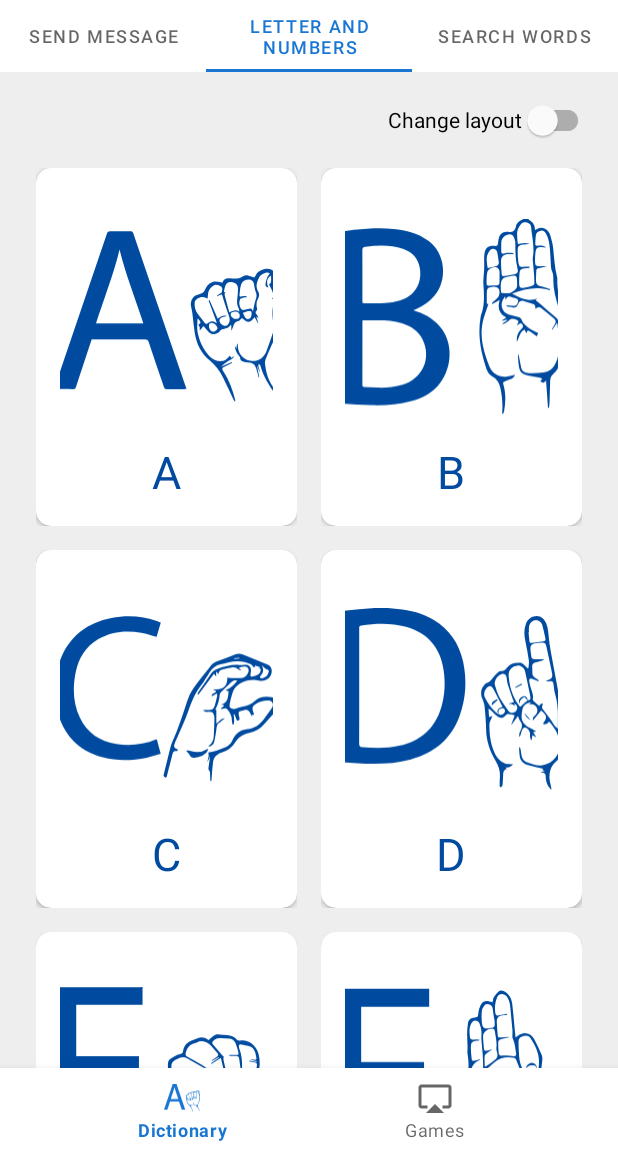
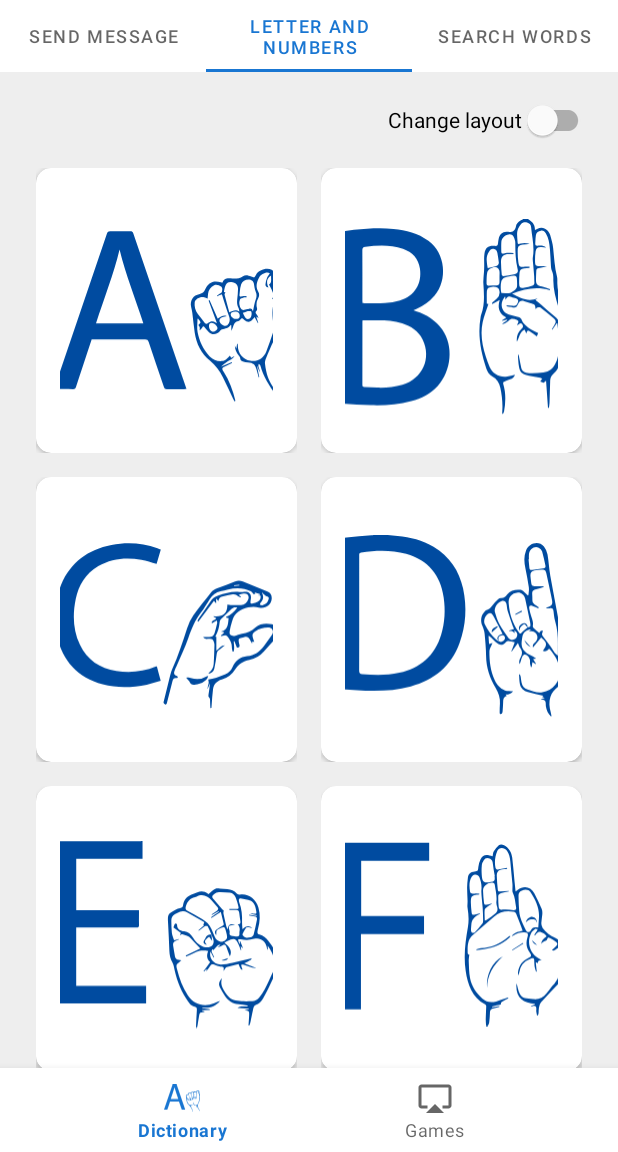
Before and after one commit to reynaldoGT/ASL.app, an Android app built with Jetpack Compose: the screen it shows after launch (MainActivity), tab 2 chosen, on a phone screen of 412 x 824 dp, the part 84-1236 px from its top. Run offline under Robolectric (Android 15) with nearby library versions, the phone set to English and light mode, and no system bars; our stand-ins replace AdMob, Room's generated code; libraries missing offline, so code that uses them is left out: com.orhanobut.logger; pictures from the network do not load; 4 statements that could not run were skipped.

Commit message:
so many changes to improve the app  :D

```diff
--- a/app/src/main/java/com/neo/signLanguage/adapters/AdapterLetters.kt
+++ b/app/src/main/java/com/neo/signLanguage/adapters/AdapterLetters.kt
@@ -64,7 +64,7 @@ class AdapterLetters(
 
     init {
       image = binding.imageTemplateView
-            name = binding.textViewTemplateView
+
       if (sharedPrefs.getColor() != 0) {
         binding.imageTemplateView.setColorFilter(
           ContextCompat.getColor(
@@ -72,17 +72,11 @@ class AdapterLetters(
             sharedPrefs.getColor()
           )
         )
-
-                binding.textViewTemplateView.setTextColor(
-                    ContextCompat.getColor(
-                        context,
-                        sharedPrefs.getColor()
-                    )
-                )
       }
       this.listener = listener
       vista.setOnClickListener(this)
     }
+
     override fun onClick(v: View?) {
       this.listener?.onClick(v!!, adapterPosition)
     }
--- a/app/src/main/java/com/neo/signLanguage/adapters/AdapterMenuGameSelect.kt
+++ b/app/src/main/java/com/neo/signLanguage/adapters/AdapterMenuGameSelect.kt
@@ -61,7 +61,7 @@ class AdapterMenuGameSelect(
 
         init {
             tvTitle = binding.tvTitle
-            tvDescription = binding.tvDescripction
+            tvDescription = binding.tvDescription
             listenerRef = WeakReference(listener)
             menuImage = binding.tvImage
             this.listener = listener
@@ -72,7 +72,6 @@ class AdapterMenuGameSelect(
         override fun onClick(v: View?) {
             this.listenerRef?.get()?.onClick(v, adapterPosition)
         }
-
     }
 
 }
--- a/app/src/main/java/com/neo/signLanguage/adapters/HistoryAdapter.kt
+++ b/app/src/main/java/com/neo/signLanguage/adapters/HistoryAdapter.kt
@@ -31,7 +31,7 @@ class HistoryAdapter(
 
     fun removeItem(viewHolder: RecyclerView.ViewHolder) {
         itemsHistory?.removeAt(viewHolder.adapterPosition)
-        Snackbar.make(viewHolder.itemView, "Elemento eliminado", Snackbar.LENGTH_LONG).show()
+        Snackbar.make(viewHolder.itemView, context!!.getString(R.string.element_deleted), Snackbar.LENGTH_LONG).show()
         notifyItemRemoved(viewHolder.adapterPosition)
     }
 
--- a/app/src/main/java/com/neo/signLanguage/ui/view/activities/FindTheLetterGameActivity.kt
+++ b/app/src/main/java/com/neo/signLanguage/ui/view/activities/FindTheLetterGameActivity.kt
@@ -1,5 +1,4 @@
 package com.neo.signLanguage.ui.view.activities
-
 
 import android.content.Context
 import android.os.Bundle
@@ -130,7 +129,7 @@ class FindTheLetterGameActivity : AppCompatActivity() {
                   model.getRandomToFindLetter(intentsNumber)
                 } else {
                   if (MainActivity.sharedPrefs.getVibration()) {
-                    vibratePhone(applicationContext, 200)
+                    vibratePhone(applicationContext, 50)
                   }
                   model.setIntents(-1)
                   livesIcon()
--- a/app/src/main/java/com/neo/signLanguage/ui/view/fragments/GamesMenuFragment.kt
+++ b/app/src/main/java/com/neo/signLanguage/ui/view/fragments/GamesMenuFragment.kt
@@ -42,7 +42,7 @@ class GamesMenuFragment : Fragment() {
     titlesMenu.add(
       MenuTitle(
         getStringByIdName(requireContext(), "test_your_memory"),
-        getStringByIdName(requireContext(), "guess_letter_number"),
+        getStringByIdName(requireContext(), "hello_from_here"),
 
         R.drawable.ic_brain,
         SelectLevelActivity()
--- a/app/src/main/java/com/neo/signLanguage/utils/SharedPreferences.kt
+++ b/app/src/main/java/com/neo/signLanguage/utils/SharedPreferences.kt
@@ -18,7 +18,6 @@ class SharedPreferences(var activity: AppCompatActivity) {
   private val MEMORY_GAME_RECORD_HARD = "MEMORY_GAME_RECORD_HARD"
   private val GRID_LAYOUT = "GRID_LAYOUT"
   private val minDelayTime = activity.applicationContext.resources.getInteger(R.integer.min_delay)
-  private val vibration = true
   private val maxDelayTime = activity.applicationContext.resources.getInteger(R.integer.max_delay)
 
   fun getTheme(): Boolean {
--- a/app/src/main/res/layout/activity_send_message_with_images.xml
+++ b/app/src/main/res/layout/activity_send_message_with_images.xml
@@ -74,7 +74,7 @@
         android:layout_height="wrap_content"
         android:layout_marginEnd="16dp"
         android:layout_marginBottom="16dp"
-        android:contentDescription="Descargar imagen"
+        android:contentDescription="@string/download_image"
         app:backgroundTint="?attr/colorPrimary"
         app:layout_constraintBottom_toBottomOf="parent"
         app:layout_constraintEnd_toEndOf="parent"
--- a/app/src/main/res/layout/fragment_dictionary_signs.xml
+++ b/app/src/main/res/layout/fragment_dictionary_signs.xml
@@ -29,40 +29,3 @@
         android:layout_marginTop="?attr/actionBarSize"
         app:layout_behavior="com.google.android.material.appbar.AppBarLayout$ScrollingViewBehavior" />
 </RelativeLayout>
-
-<!--
-<?xml version="1.0" encoding="utf-8"?>
-<FrameLayout xmlns:android="http://schemas.android.com/apk/res/android"
-    xmlns:ads="http://schemas.android.com/apk/res-auto"
-    xmlns:tools="http://schemas.android.com/tools"
-    android:layout_width="match_parent"
-    android:layout_height="match_parent"
-    tools:context=".ui.view.fragments.DictionaryFragment">
-
-
-    <androidx.constraintlayout.widget.ConstraintLayout
-
-        android:layout_width="match_parent"
-        android:layout_height="match_parent"
-        tools:context=".GridAllLetters">
-
-        <androidx.recyclerview.widget.RecyclerView
-            android:id="@+id/gridListSing"
-            android:layout_width="match_parent"
-            android:layout_height="match_parent"
-            ads:layout_constraintBottom_toBottomOf="parent"
-            ads:layout_constraintEnd_toEndOf="parent"
-            ads:layout_constraintStart_toStartOf="parent"
-            android:layout_marginBottom="?attr/actionBarSize"
-            ads:layout_constraintTop_toTopOf="parent" />
-
-    </androidx.constraintlayout.widget.ConstraintLayout>
-
-    <com.google.android.gms.ads.AdView
-        android:id="@+id/banner"
-        android:layout_width="match_parent"
-        android:layout_height="wrap_content"
-        ads:adSize="BANNER"
-        ads:adUnitId="@string/test_banner_id" />
-
-</FrameLayout>-->
--- a/app/src/main/res/layout/fragment_send_message.xml
+++ b/app/src/main/res/layout/fragment_send_message.xml
@@ -70,12 +70,10 @@
             <LinearLayout
                 android:layout_width="match_parent"
                 android:layout_height="wrap_content">
-
                 <Space
                     android:layout_width="0dp"
                     android:layout_height="1dp"
                     android:layout_weight="2" />
-
 
                 <com.google.android.material.button.MaterialButton
                     android:id="@+id/btnSendMessage"
--- a/app/src/main/res/layout/settings_activity.xml
+++ b/app/src/main/res/layout/settings_activity.xml
@@ -53,7 +53,7 @@
                 android:id="@+id/tvVibrationTitle"
                 android:layout_width="wrap_content"
                 android:layout_height="wrap_content"
-                android:text="Vibracion"
+                android:text="@string/vibration"
                 android:textAppearance="@style/TextAppearance.AppCompat.Title"
                 app:layout_constraintEnd_toEndOf="parent"
                 app:layout_constraintLeft_toRightOf="@+id/themeTitle"
@@ -63,7 +63,7 @@
                 android:id="@+id/switchChangeVibration"
                 android:layout_width="wrap_content"
                 android:layout_height="wrap_content"
-                android:text="Vibracion"
+                android:text="@string/vibration"
                 android:textStyle=""
                 app:layout_constraintEnd_toEndOf="parent"
                 app:layout_constraintHorizontal_bias="0"
--- a/app/src/main/res/layout/template_letter.xml
+++ b/app/src/main/res/layout/template_letter.xml
@@ -30,17 +30,6 @@
                 app:layout_constraintBottom_toBottomOf="parent"
                 app:srcCompat="@drawable/ic_0_number"
                 app:tint="?attr/colorPrimary" />
-
-            <TextView
-                android:id="@+id/textViewTemplateView"
-                android:layout_width="wrap_content"
-                android:layout_height="wrap_content"
-                android:layout_gravity="center"
-                android:layout_marginStart="16dp"
-                android:layout_marginTop="8dp"
-                android:layout_marginEnd="16dp"
-                android:text="This is a letter"
-                android:textSize="30sp" />
         </LinearLayout>
 
     </androidx.cardview.widget.CardView>
--- a/app/src/main/res/values/strings.xml
+++ b/app/src/main/res/values/strings.xml
@@ -90,7 +90,11 @@
     <string name="send_message_with_images">Send message with images</string>
     <string name="easy">Easy</string>
     <string name="medium">Medium</string>
-    <string name="Hard">Hard</string>
+    <string name="hard">Hard</string>
     <string name="select_level">Select level</string>
+    <string name="download_image">Download image</string>
+    <string name="element_deleted">Elemento eliminado</string>
+    <string name="vibration">Vibration</string>
+    <string name="menu_title">Title</string>
 
 </resources>
```
Also changed, not shown: app/src/main/java/com/neo/signLanguage/adapters/AdapterPairGame.kt (+7 -7 lines), app/src/main/java/com/neo/signLanguage/ui/view/fragments/FindPairLetters.kt (deleted, +0 -69 lines), app/src/main/java/com/neo/signLanguage/ui/view/fragments/SelectLevelActivity.kt (+1 -13 lines), app/src/main/res/layout/fragment_find_pair_letters.xml (deleted, +0 -68 lines), app/src/main/res/layout/fragment_games.xml (+11 -9 lines), app/src/main/res/layout/template_menu_game.xml (+6 -6 lines), 1 other file. Lines whose indentation alone changed are shown as unchanged.
